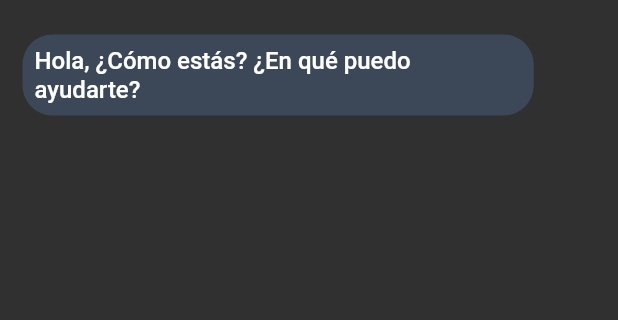
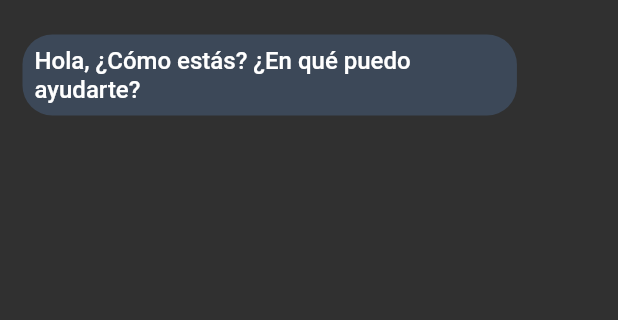
Before and after one commit to albint3r/chatbot_flutter, a Flutter app: the ChatPage screen opened directly, on a phone screen of 412 x 824 dp, the part 60-380 px from its top. Run offline on Flutter 3.47's test engine with Material 2 defaults, Android fonts, the phone set to English and light mode, and no system bars; drawn by our look-alikes of reactive_forms; our stand-ins replace auto_route, bloc, firebase_auth, firebase_core, flutter_bloc, freezed_annotation and 5 more; missing offline and left inert: flutter_config; accounts and stored records are empty; generated files the repository leaves out were written again.

Commit message:
Expandable text in the chat depending of the length of the text

```diff
--- a/lib/src/presentation/chat/widgets/chat_container.dart
+++ b/lib/src/presentation/chat/widgets/chat_container.dart
@@ -2,10 +2,18 @@ import 'package:flutter/material.dart';
 import 'package:flutter_bloc/flutter_bloc.dart';
 
 import '../../../application/chat/chat_bloc.dart';
+import '../../../domain/chat/message.dart';
 import 'message_box.dart';
 
 class ChatContainer extends StatelessWidget {
   const ChatContainer({super.key});
+
+  MainAxisAlignment _getContainerLocationAxisLocation(Message message) {
+    if (message.isFromUser) {
+      return MainAxisAlignment.end;
+    }
+    return MainAxisAlignment.start;
+  }
 
   @override
   Widget build(BuildContext context) {
@@ -16,10 +24,22 @@ class ChatContainer extends StatelessWidget {
       child: Padding(
         padding: const EdgeInsets.symmetric(horizontal: 15),
         child: ListView.builder(
+          shrinkWrap: true,
           itemCount: state.chatMessages.length,
           itemBuilder: (context, i) {
-            return MessageBox(
-              message: state.chatMessages[i],
+            final message = state.chatMessages[i];
+            // This Row is useful to manage the Container location
+            // Inside the ListBuilder the container get all the width possible
+            // I We only want that the with is the length of the text.
+            return Row(
+              mainAxisAlignment: _getContainerLocationAxisLocation(
+                message,
+              ),
+              children: [
+                MessageBox(
+                  message: message,
+                )
+              ],
             );
           },
         ),
--- a/lib/src/presentation/chat/widgets/message_box.dart
+++ b/lib/src/presentation/chat/widgets/message_box.dart
@@ -17,11 +17,11 @@ class MessageBox extends StatefulWidget {
 class _MessageBoxState extends State<MessageBox>
     with SingleTickerProviderStateMixin {
   late final AnimationController _controller = AnimationController(
-    duration: const Duration(seconds: 1),
+    duration: const Duration(milliseconds: 1500),
     vsync: this,
   )..forward();
   late final Animation<Offset> _offsetAnimation = Tween<Offset>(
-    begin: _animationDirectionByMessageType, // <- right to left
+    begin: _animationDirectionByMessageType,
     end: Offset.zero,
   ).animate(
     CurvedAnimation(
@@ -38,9 +38,9 @@ class _MessageBoxState extends State<MessageBox>
 
   Offset get _animationDirectionByMessageType {
     if (widget.message.isFromUser) {
-      return const Offset(-1.5, 0.0);
+      return const Offset(-7, 0.0);
     } else {
-      return const Offset(1.5, 0.0);
+      return const Offset(7, 0.0);
     }
   }
 
@@ -83,7 +83,9 @@ class _MessageBoxState extends State<MessageBox>
       child: Padding(
         padding: _getPadding(width),
         child: Container(
-          width: width * .80,
+          constraints: BoxConstraints(
+            maxWidth: width * .80,
+          ),
           decoration: _boxDecoration(theme),
           child: Padding(
             padding: const EdgeInsets.all(8.0),
```
